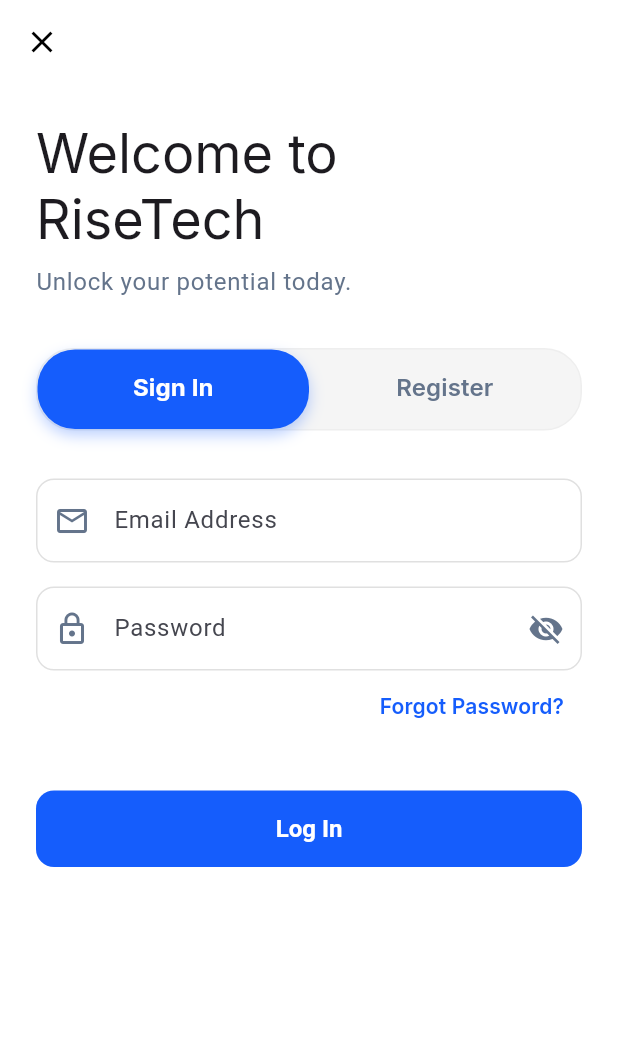
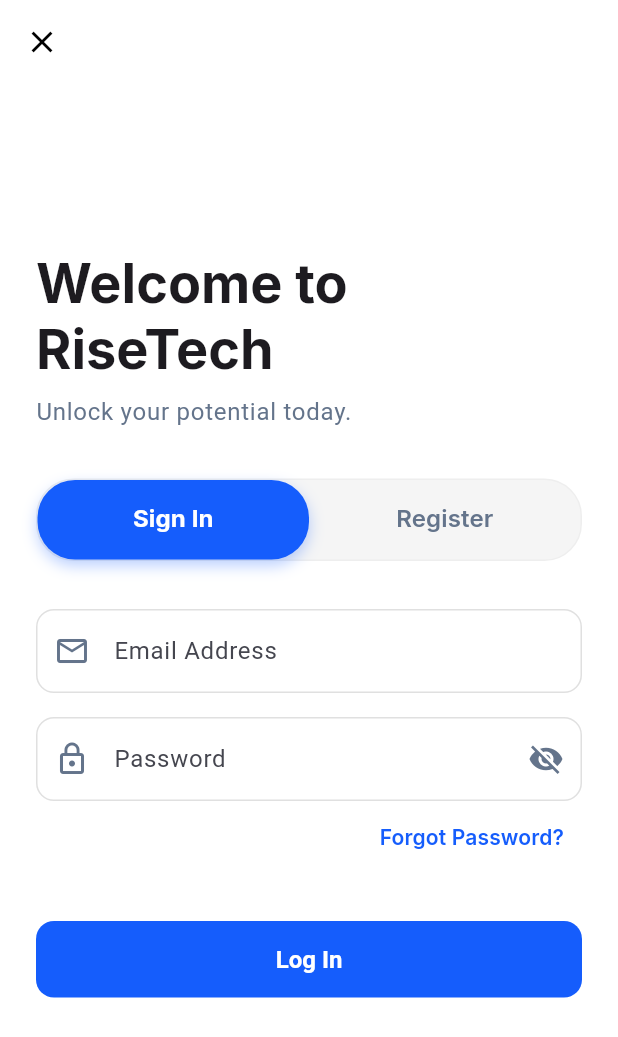
Before and after one commit to Devheyru/RISETECHPRENEUR-Mobile-App, a Flutter app: the screen it shows after launch, scrolled down 576 dp, after a tap on the "person" icon, on a phone screen of 412 x 824 dp. Shown: the top 1037 px of the screen. Run offline on Flutter 3.47's test engine with Material 3 defaults, Android fonts, the phone set to English and light mode, and no system bars; our stand-ins replace app_links, device_preview, flutter_riverpod, flutter_secure_storage, google_fonts; network calls fail.

Commit message:
Fixes applied

```diff
--- a/risetechpreneur/lib/presentation/screens/auth_screen.dart
+++ b/risetechpreneur/lib/presentation/screens/auth_screen.dart
@@ -478,21 +478,31 @@
         ),
       ),
       body: SafeArea(
-        child: SingleChildScrollView(
+        child: LayoutBuilder(
+          builder: (context, constraints) {
+            return SingleChildScrollView(
               padding: const EdgeInsets.all(24.0),
+              child: ConstrainedBox(
+                constraints: BoxConstraints(
+                  minHeight: constraints.maxHeight - 48, // adjust for padding
+                ),
+                child: IntrinsicHeight(
                   child: Form(
                     key: _formKey,
                     child: Column(
                       crossAxisAlignment: CrossAxisAlignment.start,
+                      mainAxisAlignment: MainAxisAlignment.center,
                       children: [
                         Text(
                           "Welcome to\nRiseTech",
-                  style: Theme.of(context).textTheme.displaySmall,
+                          style: Theme.of(context).textTheme.displaySmall
+                              ?.copyWith(fontWeight: FontWeight.bold),
                         ),
                         const SizedBox(height: 8),
                         Text(
                           "Unlock your potential today.",
-                  style: Theme.of(context).textTheme.bodyLarge,
+                          style: Theme.of(context).textTheme.bodyLarge
+                              ?.copyWith(color: AppColors.textGrey),
                         ),
                         const SizedBox(height: 32),
 
@@ -511,7 +521,9 @@
                               borderRadius: BorderRadius.circular(25),
                               boxShadow: [
                                 BoxShadow(
-                          color: AppColors.primaryBlue.withValues(alpha: 0.3),
+                                  color: AppColors.primaryBlue.withValues(
+                                    alpha: 0.3,
+                                  ),
                                   blurRadius: 8,
                                   offset: const Offset(0, 4),
                                 ),
@@ -529,7 +541,10 @@
                               fontWeight: FontWeight.w600,
                               fontSize: 16,
                             ),
-                    tabs: const [Tab(text: "Sign In"), Tab(text: "Register")],
+                            tabs: const [
+                              Tab(text: "Sign In"),
+                              Tab(text: "Register"),
+                            ],
                           ),
                         ),
                         const SizedBox(height: 32),
@@ -550,7 +565,10 @@
                                           label: "First Name",
                                           icon: Icons.person_outline,
                                           validator:
-                                      (v) => v!.isEmpty ? "Required" : null,
+                                              (v) =>
+                                                  v!.isEmpty
+                                                      ? "Required"
+                                                      : null,
                                         ),
                                       ),
                                       const SizedBox(width: 16),
@@ -560,7 +578,10 @@
                                           label: "Last Name",
                                           icon: Icons.person_outline,
                                           validator:
-                                      (v) => v!.isEmpty ? "Required" : null,
+                                              (v) =>
+                                                  v!.isEmpty
+                                                      ? "Required"
+                                                      : null,
                                         ),
                                       ),
                                     ],
@@ -574,6 +595,7 @@
                                     inputFormatters: [
                                       FilteringTextInputFormatter.digitsOnly,
                                     ],
+                                    keyboardType: TextInputType.phone,
                                   ),
                                   const SizedBox(height: 16),
                                 ],
@@ -583,6 +605,7 @@
                                   label: "Email Address",
                                   icon: Icons.email_outlined,
                                   validator: _validateEmail,
+                                  keyboardType: TextInputType.emailAddress,
                                 ),
                                 const SizedBox(height: 16),
 
@@ -661,9 +684,16 @@
                                     ),
                           ),
                         ),
+                        // Spacer to push content up slightly in center alignment
+                        if (_tabController.index == 0)
+                          const SizedBox(height: 48),
                       ],
                     ),
                   ),
+                ),
+              ),
+            );
+          },
         ),
       ),
     );
--- a/risetechpreneur/lib/presentation/screens/home_screen.dart
+++ b/risetechpreneur/lib/presentation/screens/home_screen.dart
@@ -346,20 +346,26 @@
           const Row(
             mainAxisAlignment: MainAxisAlignment.spaceEvenly,
             children: [
-              StatItem(
+              Expanded(
+                child: StatItem(
                   label: "Courses",
                   value: "1.2k+",
                   icon: Icons.play_circle_outline,
                 ),
-              StatItem(
+              ),
+              Expanded(
+                child: StatItem(
                   label: "Students",
                   value: "50k+",
                   icon: Icons.people_outline,
                 ),
-              StatItem(
+              ),
+              Expanded(
+                child: StatItem(
                   label: "Success ",
                   value: "98%",
                   icon: Icons.school_outlined,
+                ),
               ),
             ],
           ),
--- a/risetechpreneur/lib/presentation/widgets/blog_section.dart
+++ b/risetechpreneur/lib/presentation/widgets/blog_section.dart
@@ -54,6 +54,57 @@
       );
     }
 
+    // Show error state
+    if (error != null && blogs.isEmpty) {
+      return Column(
+        crossAxisAlignment: CrossAxisAlignment.start,
+        children: [
+          const SectionHeader(
+            title: "Latest Blog News",
+            subtitle:
+                "Explore our blog for expert advice\n and actionable strategies.",
+          ),
+          Padding(
+            padding: const EdgeInsets.all(24),
+            child: Container(
+              padding: const EdgeInsets.all(16),
+              decoration: BoxDecoration(
+                color: Colors.red.shade50,
+                borderRadius: BorderRadius.circular(16),
+                border: Border.all(color: Colors.red.shade100),
+              ),
+              child: Column(
+                children: [
+                  Icon(
+                    Icons.error_outline,
+                    size: 32,
+                    color: Colors.red.shade400,
+                  ),
+                  const SizedBox(height: 8),
+                  Text(
+                    error ?? 'Failed to load blogs',
+                    style: TextStyle(color: Colors.red.shade700),
+                    textAlign: TextAlign.center,
+                  ),
+                  if (onViewAll != null) ...[
+                    const SizedBox(height: 12),
+                    TextButton.icon(
+                      onPressed: onViewAll,
+                      icon: const Icon(Icons.refresh, size: 16),
+                      label: const Text('Retry'),
+                      style: TextButton.styleFrom(
+                        foregroundColor: Colors.red.shade700,
+                      ),
+                    ),
+                  ],
+                ],
+              ),
+            ),
+          ),
+        ],
+      );
+    }
+
     // Show empty state
     if (blogs.isEmpty) {
       return const SizedBox.shrink();
--- a/risetechpreneur/lib/presentation/widgets/components.dart
+++ b/risetechpreneur/lib/presentation/widgets/components.dart
@@ -261,23 +261,32 @@
           ),
           child: Icon(icon, color: AppColors.primaryBlue, size: 20),
         ),
-        const SizedBox(width: 12),
-        Column(
+        const SizedBox(width: 8), // Reduced from 12 to save space
+        Flexible(
+          child: Column(
             crossAxisAlignment: CrossAxisAlignment.start,
             children: [
               Text(
                 value,
                 style: const TextStyle(
                   fontWeight: FontWeight.bold,
-                fontSize: 16,
+                  fontSize: 14, // Reduced from 16
                   color: AppColors.secondaryNavy,
                 ),
+                maxLines: 1,
+                overflow: TextOverflow.ellipsis,
               ),
               Text(
                 label,
-              style: const TextStyle(fontSize: 12, color: AppColors.textGrey),
+                style: const TextStyle(
+                  fontSize: 10,
+                  color: AppColors.textGrey,
+                ), // Reduced from 12
+                maxLines: 1,
+                overflow: TextOverflow.ellipsis,
               ),
             ],
+          ),
         ),
       ],
     );
--- a/risetechpreneur/lib/presentation/widgets/popular_courses.dart
+++ b/risetechpreneur/lib/presentation/widgets/popular_courses.dart
@@ -202,7 +202,7 @@
     return GestureDetector(
       onTap: onTap,
       child: Container(
-        width: 280,
+        // width: 280, // REMOVED fixed width to allow responsive stretching
         margin: const EdgeInsets.only(right: 16),
         decoration: BoxDecoration(
           color: Colors.white,
@@ -363,7 +363,8 @@
                   Row(
                     mainAxisAlignment: MainAxisAlignment.spaceBetween,
                     children: [
-                      Row(
+                      Expanded(
+                        child: Row(
                           children: [
                             const Icon(
                               Icons.access_time,
@@ -371,12 +372,18 @@
                               color: Colors.grey,
                             ),
                             const SizedBox(width: 4),
-                          Text(
+                            Flexible(
+                              child: Text(
                                 course.formattedDuration,
                                 style: Theme.of(context).textTheme.bodySmall,
+                                maxLines: 1,
+                                overflow: TextOverflow.ellipsis,
+                              ),
                             ),
                           ],
                         ),
+                      ),
+                      const SizedBox(width: 8),
                       Row(
                         children: [
                           Text(
```
Also changed, not shown: 1 other file. Lines whose indentation alone changed are shown as unchanged.
